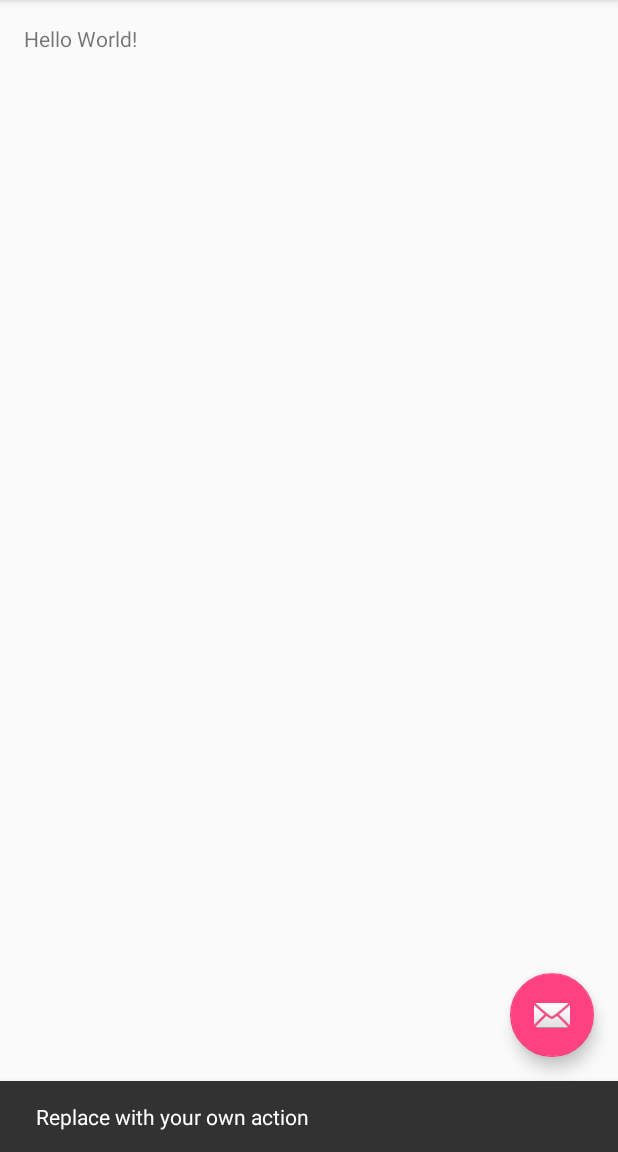
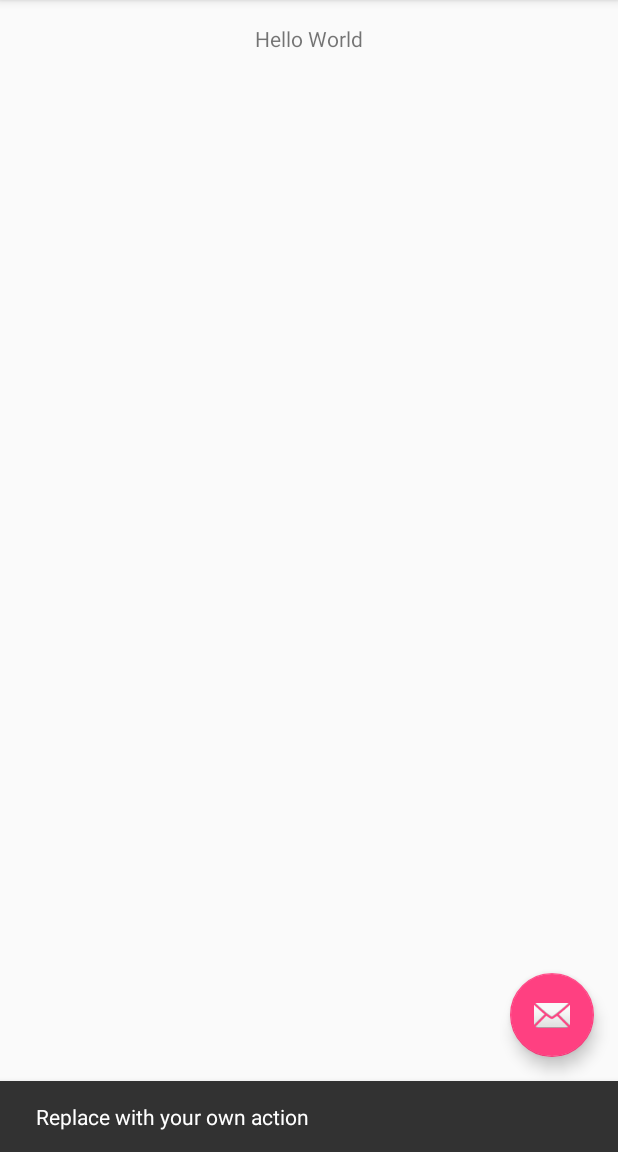
Before and after one commit to kzabinski/NewPaint, an Android app: the screen it shows after launch (MainActivity), after a tap on an icon or button, on a phone screen of 412 x 824 dp, the part 84-1236 px from its top. Run offline under Robolectric (Android 15) with nearby library versions, the phone set to English and light mode, and no system bars.

Commit message:
title align centre.

```diff
--- a/app/src/main/res/layout/content_main.xml
+++ b/app/src/main/res/layout/content_main.xml
@@ -15,5 +15,6 @@
     <TextView
         android:layout_width="wrap_content"
         android:layout_height="wrap_content"
-        android:text="Hello World!" />
+        android:layout_centerHorizontal="true"
+        android:text="Hello World" />
 </RelativeLayout>
```
